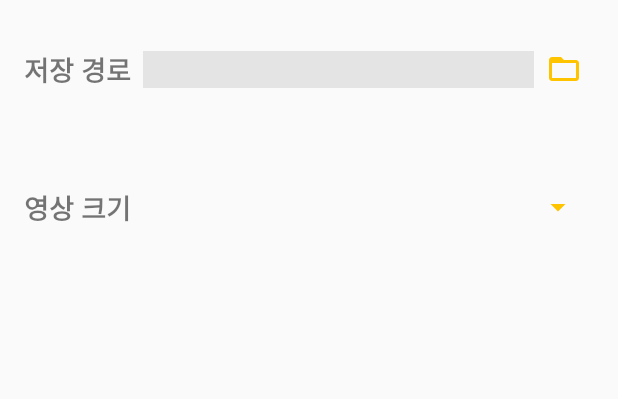
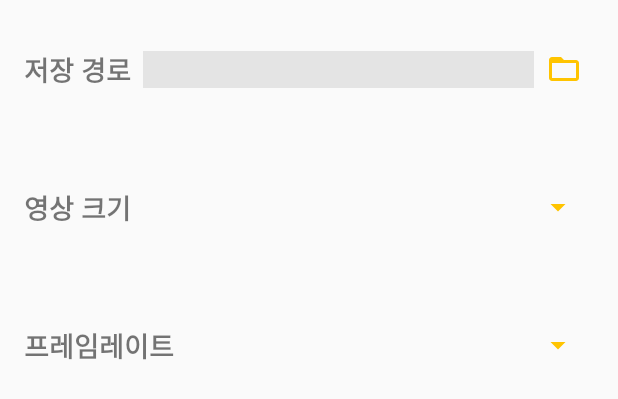
Before and after one commit to dragon20002/SensorVideo, an Android app: the layout settings_activity.xml on its own in the app's theme, with its tools: preview values and no code run, on a phone screen of 412 x 824 dp. Shown: the top 399 px of the screen. Run offline under Robolectric (Android 15) with nearby library versions, the phone set to English and light mode, and no system bars.

Commit message:
add 'video framerate' in Settings

```diff
--- a/app/src/main/java/kr/ac/hansung/sensorvideo/MainActivity.kt
+++ b/app/src/main/java/kr/ac/hansung/sensorvideo/MainActivity.kt
@@ -166,6 +166,7 @@ class MainActivity : AppCompatActivity(), EasyPermissions.PermissionCallbacks {
                 getSharedPreferences(PREF_NAME, Context.MODE_PRIVATE).apply {
                     this.getString(PREF_DIR_PATH, DEFAULT_DIR_PATH)?.let { dirpath = it }
                     videoSizeIndex = getInt(PREF_VIDEO_SIZE_INDEX, 0)
+                    videoFps = getInt(PREF_VIDEO_FPS, 24)
                 }
 
                 rotation = windowManager.defaultDisplay.rotation
--- a/app/src/main/java/kr/ac/hansung/sensorvideo/RecorderManager.kt
+++ b/app/src/main/java/kr/ac/hansung/sensorvideo/RecorderManager.kt
@@ -53,6 +53,7 @@ class RecorderManager(
     private lateinit var videoSize: Size
     var dirpath: String = DEFAULT_DIR_PATH
     var videoSizeIndex: Int = 0
+    var videoFps: Int = 24
     var isRecordingVideo = false
     private var backgroundThread: HandlerThread? = null
     private var backgroundHandler: Handler? = null
@@ -269,7 +270,8 @@ class RecorderManager(
             setOutputFormat(MediaRecorder.OutputFormat.MPEG_4)
             setOutputFile(nextVideoAbsolutePath)
             setVideoEncodingBitRate(10000000)
-            setVideoFrameRate(30)
+            setCaptureRate(videoFps.toDouble())
+            setVideoFrameRate(videoFps)
             setVideoSize(videoSize.width, videoSize.height)
             setVideoEncoder(MediaRecorder.VideoEncoder.H264)
             setAudioEncoder(MediaRecorder.AudioEncoder.AAC)
--- a/app/src/main/res/layout/settings_activity.xml
+++ b/app/src/main/res/layout/settings_activity.xml
@@ -80,4 +80,33 @@
 
     </android.support.constraint.ConstraintLayout>
 
+    <android.support.constraint.ConstraintLayout
+        android:layout_width="match_parent"
+        android:layout_height="@dimen/settings_item_height"
+        android:layout_margin="@dimen/settings_layout_margin">
+
+        <TextView
+            android:layout_width="wrap_content"
+            android:layout_height="wrap_content"
+            android:layout_margin="@dimen/settings_margin"
+            android:text="@string/video_fps"
+            android:textSize="@dimen/settings_text_size"
+            android:textStyle="bold"
+            app:layout_constraintBottom_toBottomOf="parent"
+            app:layout_constraintTop_toTopOf="parent" />
+
+        <Spinner
+            android:id="@+id/spinner_video_fps"
+            android:layout_width="180dp"
+            android:layout_height="40dp"
+            android:backgroundTint="@color/colorAccent"
+            android:textSize="@dimen/settings_text_size"
+            app:layout_constraintBottom_toBottomOf="parent"
+            app:layout_constraintEnd_toEndOf="parent"
+            app:layout_constraintTop_toTopOf="parent">
+
+        </Spinner>
+
+    </android.support.constraint.ConstraintLayout>
+
 </LinearLayout>
--- a/app/src/main/res/values/strings.xml
+++ b/app/src/main/res/values/strings.xml
@@ -6,4 +6,5 @@
     <string name="video_size">영상 크기</string>
     <string name="dir_path">저장 경로</string>
     <string name="select_dir">경로 선택</string>
+    <string name="video_fps">프레임레이트</string>
 </resources>
--- a/build.gradle
+++ b/build.gradle
@@ -7,7 +7,7 @@ buildscript {
         jcenter()
     }
     dependencies {
-        classpath 'com.android.tools.build:gradle:3.3.0'
+        classpath 'com.android.tools.build:gradle:3.3.1'
         classpath "org.jetbrains.kotlin:kotlin-gradle-plugin:$kotlin_version"
 
         // NOTE: Do not place your application dependencies here; they belong
```
Also changed, not shown: app/src/main/java/kr/ac/hansung/sensorvideo/SettingsActivity.kt (+24 -7 lines).
